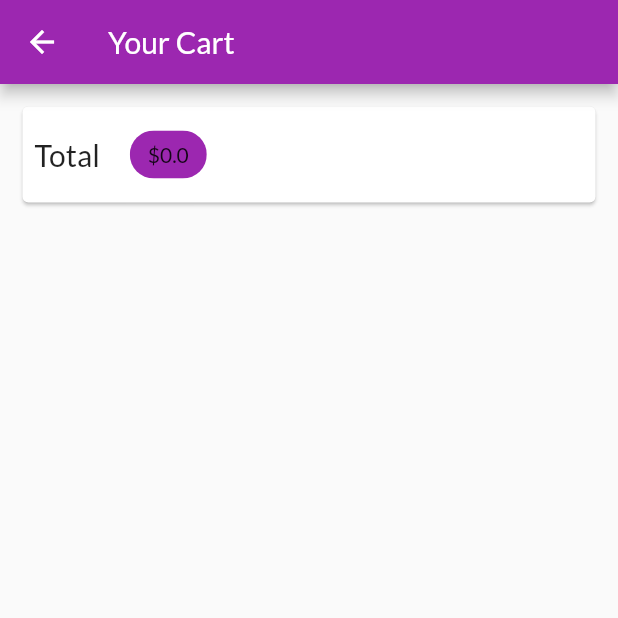
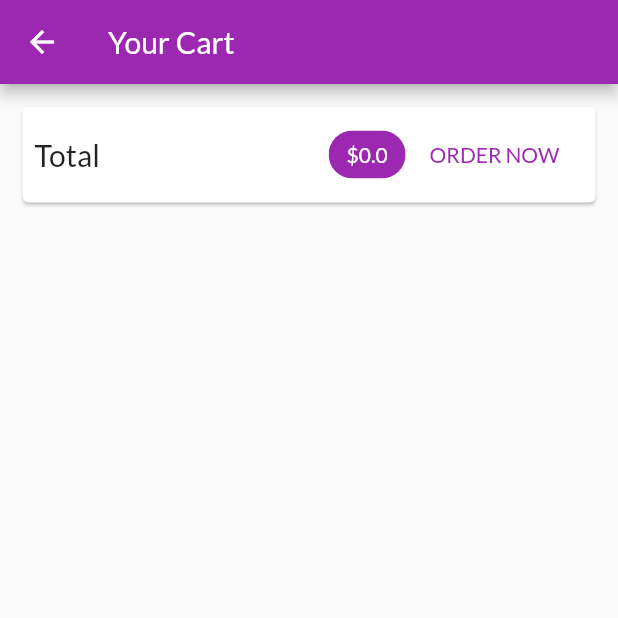
Before and after one commit to JulienMalcouronne/shopping_app, a Flutter app: the CartScreen screen opened by its route, on a phone screen of 412 x 824 dp, the top half of it. Run offline on Flutter 3.47's test engine with Material 2 defaults, Android fonts, the phone set to English and light mode, and no system bars; network calls fail.

```diff
--- a/lib/providers/cart.dart
+++ b/lib/providers/cart.dart
@@ -61,4 +61,10 @@ class Cart with ChangeNotifier {
     }
     notifyListeners();
   }
+
+  void removeItem(String productId) {
+    _items.remove(productId);
+  }
+
+  notifyListeners();
 }
--- a/lib/screens/cart_screen.dart
+++ b/lib/screens/cart_screen.dart
@@ -1,7 +1,8 @@
 import 'package:flutter/material.dart';
 import 'package:provider/provider.dart';
 
-import '../providers/cart.dart';
+import '../providers/cart.dart' show Cart;
+import '../widget/cart_item.dart';
 
 class CartScreen extends StatelessWidget {
   static const routeName = '/cart';
@@ -19,6 +20,7 @@ class CartScreen extends StatelessWidget {
             child: Padding(
               padding: EdgeInsets.all(8),
               child: Row(
+                mainAxisAlignment: MainAxisAlignment.spaceBetween,
                 children: <Widget>[
                   Text(
                     'Total',
@@ -27,14 +29,40 @@ class CartScreen extends StatelessWidget {
                   SizedBox(
                     width: 20,
                   ),
+                  Spacer(),
                   Chip(
-                    label: Text('\$${cart.totalAmount}'),
+                    label: Text(
+                      '\$${cart.totalAmount}',
+                      style: TextStyle(
+                        color:
+                            Theme.of(context).primaryTextTheme.headline6.color,
+                      ),
+                    ),
                     backgroundColor: Theme.of(context).primaryColor,
+                  ),
+                  FlatButton(
+                    onPressed: () {},
+                    child: Text('ORDER NOW'),
+                    textColor: Theme.of(context).primaryColor,
                   )
                 ],
               ),
             ),
           ),
+          SizedBox(
+            height: 10,
+          ),
+          Expanded(
+              child: ListView.builder(
+            itemBuilder: (ctx, i) => CartItem(
+              cart.items.values.toList()[i].id,
+              cart.items.keys.toList()[i],
+              cart.items.values.toList()[i].price,
+              cart.items.values.toList()[i].quantity,
+              cart.items.values.toList()[i].title,
+            ),
+            itemCount: cart.items.length,
+          ))
         ],
       ),
     );
```
Also changed, not shown: lib/screens/product_detail_screen.dart (+38 -0 lines), lib/widget/cart_item.dart (added, +67 -0 lines).
